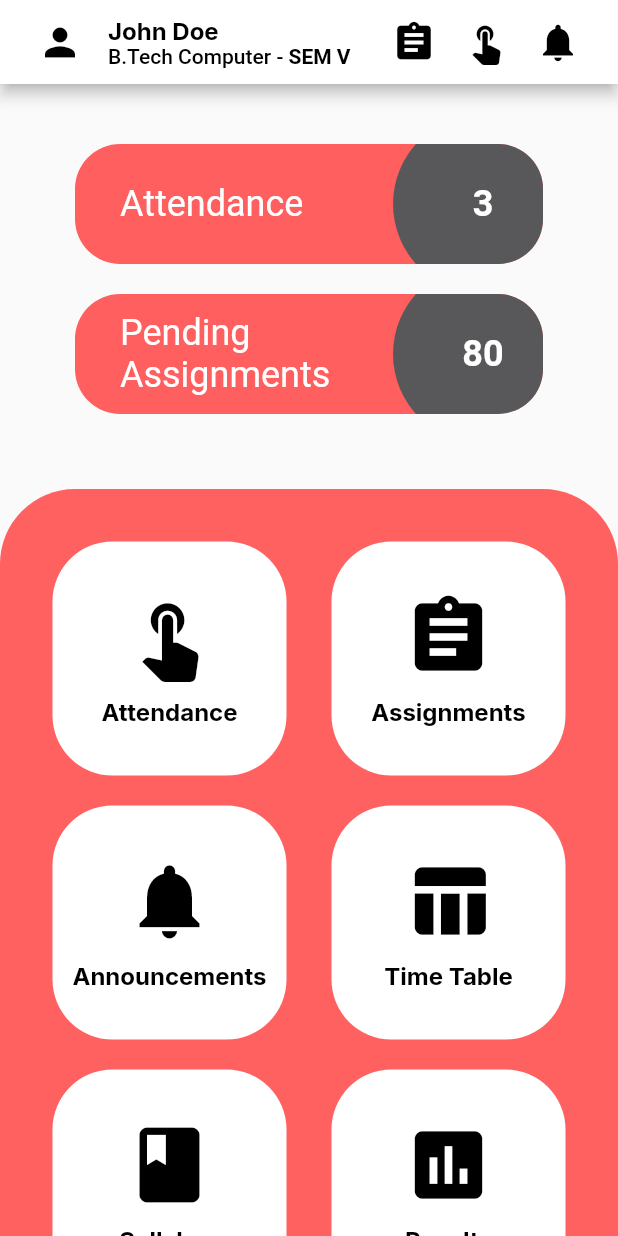
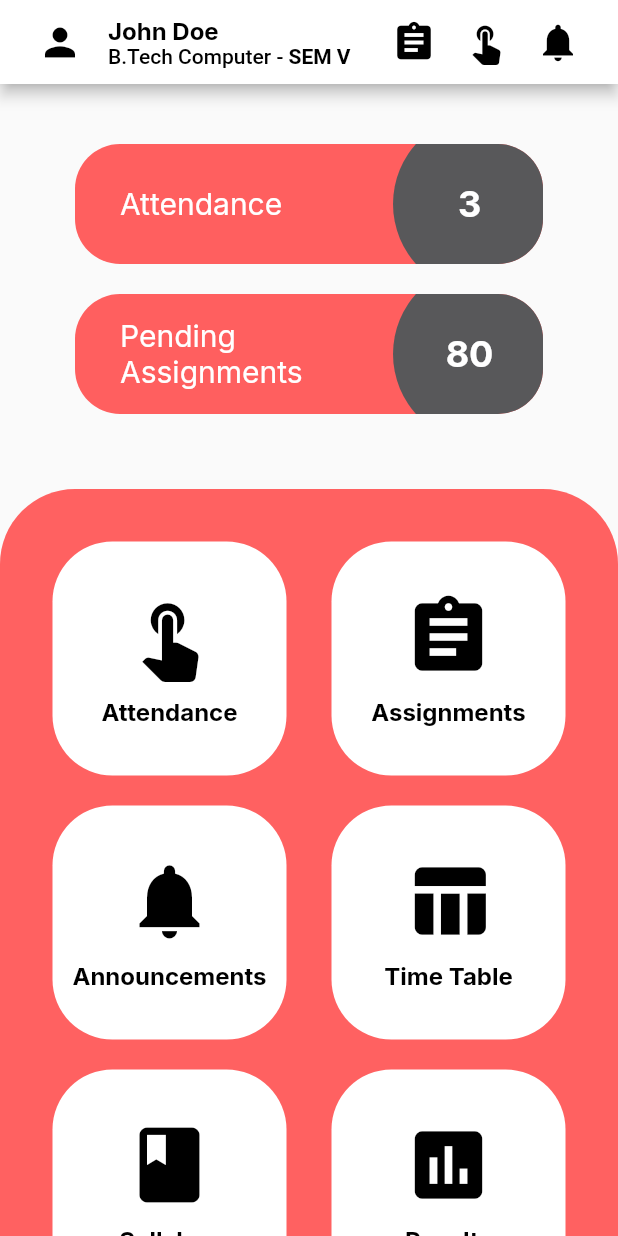
Before and after one commit to NMIMS-App/NMIMS-App, a Flutter app: the HomePage screen opened directly, on a phone screen of 412 x 824 dp. Run offline on Flutter 3.47's test engine with Material 2 defaults, Android fonts, the light colour scheme and no system bars; our stand-ins replace google_fonts.

Commit message:
quick fixes

```diff
--- a/lib/screens/home_page.dart
+++ b/lib/screens/home_page.dart
@@ -33,9 +33,12 @@ class _HomePageState extends State<HomePage> {
           ),
           Container(
             width: MediaQuery.of(context).size.width,
-            decoration: BoxDecoration(
-              color: const Color(0xFFFF6161),
-              borderRadius: BorderRadius.circular(50),
+            decoration: const BoxDecoration(
+              color: Color(0xFFFF6161),
+              borderRadius: BorderRadius.only(
+                topLeft: Radius.circular(50),
+                topRight: Radius.circular(50),
+              ),
             ),
             child: Padding(
               padding: const EdgeInsets.all(35),
--- a/lib/widgets/home_page_widgets/quick_info_cards.dart
+++ b/lib/widgets/home_page_widgets/quick_info_cards.dart
@@ -1,4 +1,5 @@
 import 'package:flutter/material.dart';
+import 'package:google_fonts/google_fonts.dart';
 
 class QuickInfoCards extends StatelessWidget {
   const QuickInfoCards({super.key, required this.text, required this.number});
@@ -26,10 +27,9 @@ class QuickInfoCards extends StatelessWidget {
                 alignment: Alignment.centerLeft,
                 child: Text(
                   text,
-                  style: const TextStyle(
+                  style: GoogleFonts.inter(
                     color: Colors.white,
-                    fontSize: 24,
-                    overflow: TextOverflow.visible,
+                    fontSize: 20,
                   ),
                 ),
               ),
@@ -45,13 +45,19 @@ class QuickInfoCards extends StatelessWidget {
                 shape: BoxShape.circle,
                 color: Color(0xFF58585A),
               ),
+              child: FractionallySizedBox(
+                alignment:
+                    const Alignment(-0.5, 0), // Adjust the X alignment here.
+                widthFactor: 0.7, // taking 70% of the width
                 child: Center(
                   child: Text(
                     number.toString(),
-                  style: const TextStyle(
+                    textAlign: TextAlign.center,
+                    style: GoogleFonts.inter(
                       color: Colors.white,
                       fontSize: 24,
                       fontWeight: FontWeight.bold,
+                    ),
                   ),
                 ),
               ),
```
Lines whose indentation alone changed are shown as unchanged.
